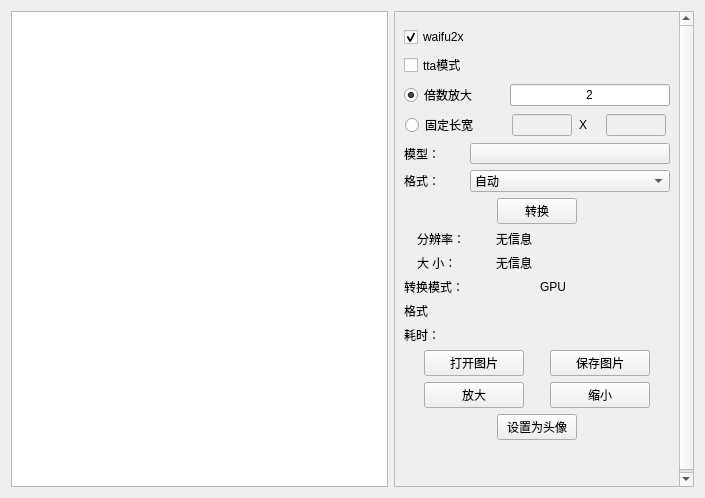
Before: the Qt Designer form ui/ui_waifu2x_tool.ui in tonquer/JMComic-qt, drawn with Qt 5.
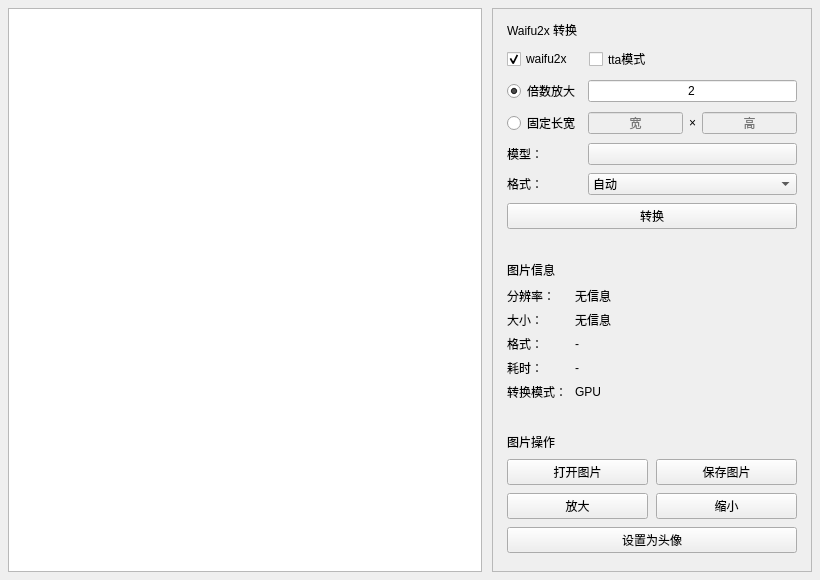
After: the same form once the commit is applied. Custom widgets are drawn as their Qt base class.

The edit to the form file:
```diff
--- a/ui/ui_waifu2x_tool.ui
+++ b/ui/ui_waifu2x_tool.ui
@@ -6,27 +6,54 @@
    <rect>
     <x>0</x>
     <y>0</y>
-    <width>705</width>
-    <height>498</height>
+    <width>820</width>
+    <height>580</height>
    </rect>
   </property>
   <property name="windowTitle">
    <string>图片查看</string>
   </property>
-  <layout class="QGridLayout" name="gridLayout">
+  <layout class="QGridLayout" name="gridLayout" columnstretch="1,0">
+   <property name="leftMargin">
+    <number>8</number>
+   </property>
+   <property name="topMargin">
+    <number>8</number>
+   </property>
+   <property name="rightMargin">
+    <number>8</number>
+   </property>
+   <property name="bottomMargin">
+    <number>8</number>
+   </property>
+   <property name="horizontalSpacing">
+    <number>10</number>
+   </property>
    <item row="0" column="0">
     <widget class="QGraphicsView" name="graphicsView"/>
    </item>
    <item row="0" column="1">
     <layout class="QVBoxLayout" name="verticalLayout">
+     <property name="spacing">
+      <number>0</number>
+     </property>
      <item>
       <widget class="SmoothScrollArea" name="scrollArea">
-       <property name="maximumSize">
+       <property name="minimumSize">
         <size>
          <width>300</width>
+         <height>0</height>
+        </size>
+       </property>
+       <property name="maximumSize">
+        <size>
+         <width>320</width>
          <height>16777215</height>
         </size>
        </property>
+       <property name="horizontalScrollBarPolicy">
+        <enum>Qt::ScrollBarPolicy::ScrollBarAlwaysOff</enum>
+       </property>
        <property name="widgetResizable">
         <bool>true</bool>
        </property>
@@ -35,28 +62,64 @@
          <rect>
           <x>0</x>
           <y>0</y>
-          <width>281</width>
-          <height>480</height>
+          <width>300</width>
+          <height>564</height>
          </rect>
         </property>
         <layout class="QVBoxLayout" name="verticalLayout_4">
+         <property name="spacing">
+          <number>10</number>
+         </property>
+         <property name="leftMargin">
+          <number>2</number>
+         </property>
+         <property name="topMargin">
+          <number>2</number>
+         </property>
+         <property name="rightMargin">
+          <number>2</number>
+         </property>
+         <property name="bottomMargin">
+          <number>2</number>
+         </property>
          <item>
+          <widget class="QFrame" name="convertCard">
+           <property name="role" stdset="0">
+            <string notr="true">card</string>
+           </property>
           <layout class="QVBoxLayout" name="verticalLayout_2">
+            <property name="spacing">
+             <number>8</number>
+            </property>
+            <property name="leftMargin">
+             <number>12</number>
+            </property>
+            <property name="topMargin">
+             <number>10</number>
+            </property>
+            <property name="rightMargin">
+             <number>12</number>
+            </property>
+            <property name="bottomMargin">
+             <number>12</number>
+            </property>
            <item>
-            <widget class="Line" name="line_5">
-             <property name="orientation">
-              <enum>Qt::Vertical</enum>
+             <widget class="QLabel" name="convertTitleLabel">
+              <property name="role" stdset="0">
+               <string notr="true">sectionTitle</string>
+              </property>
+              <property name="text">
+               <string>Waifu2x 转换</string>
              </property>
             </widget>
            </item>
+            <item>
+             <layout class="QHBoxLayout" name="switchLayout">
+              <property name="spacing">
+               <number>16</number>
+              </property>
            <item>
             <widget class="QCheckBox" name="checkBox">
-             <property name="maximumSize">
-              <size>
-               <width>100</width>
-               <height>16777215</height>
-              </size>
-             </property>
              <property name="text">
               <string>waifu2x</string>
              </property>
@@ -65,14 +128,8 @@
              </property>
             </widget>
            </item>
-           <item alignment="Qt::AlignLeft">
+              <item>
             <widget class="QCheckBox" name="ttaModel">
-             <property name="maximumSize">
-              <size>
-               <width>100</width>
-               <height>16777215</height>
-              </size>
-             </property>
              <property name="toolTip">
               <string>画质提升，耗时增加</string>
              </property>
@@ -82,15 +139,30 @@
             </widget>
            </item>
            <item>
-            <layout class="QHBoxLayout" name="horizontalLayout_3">
-             <item alignment="Qt::AlignLeft">
+               <spacer name="switchSpacer">
+                <property name="orientation">
+                 <enum>Qt::Orientation::Horizontal</enum>
+                </property>
+                <property name="sizeHint" stdset="0">
+                 <size>
+                  <width>10</width>
+                  <height>20</height>
+                 </size>
+                </property>
+               </spacer>
+              </item>
+             </layout>
+            </item>
+            <item>
+             <layout class="QGridLayout" name="convertFormLayout" columnstretch="0,1">
+              <property name="horizontalSpacing">
+               <number>8</number>
+              </property>
+              <property name="verticalSpacing">
+               <number>8</number>
+              </property>
+              <item row="0" column="0">
               <widget class="QRadioButton" name="scaleRadio">
-               <property name="maximumSize">
-                <size>
-                 <width>100</width>
-                 <height>16777215</height>
-                </size>
-               </property>
                <property name="text">
                 <string>倍数放大</string>
                </property>
@@ -102,14 +174,8 @@
                </attribute>
               </widget>
              </item>
-             <item>
+              <item row="0" column="1">
               <widget class="QLineEdit" name="scaleEdit">
-               <property name="maximumSize">
-                <size>
-                 <width>160</width>
-                 <height>16777215</height>
-                </size>
-               </property>
                <property name="text">
                 <string>2</string>
                </property>
@@ -118,18 +184,8 @@
                </property>
               </widget>
              </item>
-            </layout>
-           </item>
-           <item>
-            <layout class="QHBoxLayout" name="horizontalLayout_4">
-             <item>
+              <item row="1" column="0">
               <widget class="QRadioButton" name="heighRadio">
-               <property name="maximumSize">
-                <size>
-                 <width>100</width>
-                 <height>16777215</height>
-                </size>
-               </property>
                <property name="text">
                 <string>固定长宽</string>
                </property>
@@ -138,32 +194,34 @@
                </attribute>
               </widget>
              </item>
+              <item row="1" column="1">
+               <layout class="QHBoxLayout" name="horizontalLayout_4">
+                <property name="spacing">
+                 <number>6</number>
+                </property>
              <item>
               <widget class="QLineEdit" name="widthEdit">
                <property name="enabled">
                 <bool>false</bool>
                </property>
-               <property name="maximumSize">
-                <size>
-                 <width>60</width>
-                 <height>16777215</height>
-                </size>
-               </property>
                <property name="alignment">
-                <set>Qt::AlignCenter</set>
+                   <set>Qt::AlignmentFlag::AlignCenter</set>
+                  </property>
+                  <property name="placeholderText">
+                   <string>宽</string>
                </property>
               </widget>
              </item>
              <item>
               <widget class="QLabel" name="label_2">
-               <property name="maximumSize">
-                <size>
-                 <width>20</width>
-                 <height>16777215</height>
-                </size>
+                  <property name="role" stdset="0">
+                   <string notr="true">muted</string>
                </property>
                <property name="text">
-                <string>X</string>
+                   <string>×</string>
+                  </property>
+                  <property name="alignment">
+                   <set>Qt::AlignmentFlag::AlignCenter</set>
                </property>
               </widget>
              </item>
@@ -172,65 +230,57 @@
                <property name="enabled">
                 <bool>false</bool>
                </property>
-               <property name="maximumSize">
-                <size>
-                 <width>60</width>
-                 <height>16777215</height>
-                </size>
-               </property>
                <property name="alignment">
-                <set>Qt::AlignCenter</set>
+                   <set>Qt::AlignmentFlag::AlignCenter</set>
+                  </property>
+                  <property name="placeholderText">
+                   <string>高</string>
                </property>
               </widget>
              </item>
             </layout>
            </item>
-           <item>
-            <layout class="QHBoxLayout" name="horizontalLayout_6">
-             <item>
+              <item row="2" column="0">
               <widget class="QLabel" name="label_5">
-               <property name="maximumSize">
-                <size>
-                 <width>60</width>
-                 <height>16777215</height>
-                </size>
+                <property name="role" stdset="0">
+                 <string notr="true">muted</string>
                </property>
                <property name="text">
                 <string>模型：</string>
                </property>
               </widget>
              </item>
-             <item>
+              <item row="2" column="1">
               <widget class="QPushButton" name="modelName">
-               <property name="font">
-                <font>
-                 <pointsize>8</pointsize>
-                </font>
+                <property name="sizePolicy">
+                 <sizepolicy hsizetype="Expanding" vsizetype="Fixed">
+                  <horstretch>0</horstretch>
+                  <verstretch>0</verstretch>
+                 </sizepolicy>
                </property>
                <property name="text">
                 <string/>
                </property>
               </widget>
              </item>
-            </layout>
-           </item>
-           <item>
-            <layout class="QHBoxLayout" name="horizontalLayout_7">
-             <item>
+              <item row="3" column="0">
               <widget class="QLabel" name="label_3">
-               <property name="maximumSize">
-                <size>
-                 <width>60</width>
-                 <height>16777215</height>
-                </size>
+                <property name="role" stdset="0">
+                 <string notr="true">muted</string>
                </property>
                <property name="text">
                 <string>格式：</string>
                </property>
               </widget>
              </item>
-             <item>
+              <item row="3" column="1">
               <widget class="QComboBox" name="fmtComboBox">
+                <property name="sizePolicy">
+                 <sizepolicy hsizetype="Expanding" vsizetype="Fixed">
+                  <horstretch>0</horstretch>
+                  <verstretch>0</verstretch>
+                 </sizepolicy>
+                </property>
                <item>
                 <property name="text">
                  <string>自动</string>
@@ -260,13 +310,16 @@
              </item>
             </layout>
            </item>
-           <item alignment="Qt::AlignHCenter">
+            <item>
             <widget class="QPushButton" name="changeButton">
-             <property name="maximumSize">
-              <size>
-               <width>100</width>
-               <height>16777215</height>
-              </size>
+              <property name="sizePolicy">
+               <sizepolicy hsizetype="Expanding" vsizetype="Fixed">
+                <horstretch>0</horstretch>
+                <verstretch>0</verstretch>
+               </sizepolicy>
+              </property>
+              <property name="variant" stdset="0">
+               <string notr="true">primary</string>
              </property>
              <property name="text">
               <string>转换</string>
@@ -274,208 +327,246 @@
             </widget>
            </item>
           </layout>
+          </widget>
          </item>
          <item>
+          <widget class="QFrame" name="infoCard">
+           <property name="role" stdset="0">
+            <string notr="true">card</string>
+           </property>
           <layout class="QVBoxLayout" name="verticalLayout_3">
+            <property name="spacing">
+             <number>8</number>
+            </property>
+            <property name="leftMargin">
+             <number>12</number>
+            </property>
+            <property name="topMargin">
+             <number>10</number>
+            </property>
+            <property name="rightMargin">
+             <number>12</number>
+            </property>
+            <property name="bottomMargin">
+             <number>12</number>
+            </property>
            <item>
-            <layout class="QHBoxLayout" name="horizontalLayout_8">
+             <widget class="QLabel" name="infoTitleLabel">
+              <property name="role" stdset="0">
+               <string notr="true">sectionTitle</string>
+              </property>
+              <property name="text">
+               <string>图片信息</string>
+              </property>
+             </widget>
+            </item>
              <item>
+             <layout class="QGridLayout" name="infoGridLayout" columnstretch="0,1">
+              <property name="horizontalSpacing">
+               <number>8</number>
+              </property>
+              <property name="verticalSpacing">
+               <number>6</number>
+              </property>
+              <item row="0" column="0">
               <widget class="QLabel" name="label_8">
-               <property name="maximumSize">
-                <size>
-                 <width>60</width>
-                 <height>16777215</height>
-                </size>
+                <property name="role" stdset="0">
+                 <string notr="true">muted</string>
                </property>
                <property name="text">
                 <string>分辨率：</string>
                </property>
-              </widget>
-             </item>
-             <item>
+                <property name="alignment">
+                 <set>Qt::AlignmentFlag::AlignLeading|Qt::AlignmentFlag::AlignLeft|Qt::AlignmentFlag::AlignTop</set>
+                </property>
+               </widget>
+              </item>
+              <item row="0" column="1">
               <widget class="QLabel" name="resolutionLabel">
-               <property name="maximumSize">
-                <size>
-                 <width>160</width>
-                 <height>16777215</height>
-                </size>
-               </property>
                <property name="text">
                 <string>无信息</string>
                </property>
-              </widget>
-             </item>
-            </layout>
-           </item>
-           <item>
-            <layout class="QHBoxLayout" name="horizontalLayout_9">
-             <item>
+                <property name="wordWrap">
+                 <bool>true</bool>
+                </property>
+               </widget>
+              </item>
+              <item row="1" column="0">
               <widget class="QLabel" name="label_10">
-               <property name="maximumSize">
-                <size>
-                 <width>60</width>
-                 <height>16777215</height>
-                </size>
+                <property name="role" stdset="0">
+                 <string notr="true">muted</string>
                </property>
                <property name="text">
-                <string>大 小：</string>
+                 <string>大小：</string>
+                </property>
+                <property name="alignment">
+                 <set>Qt::AlignmentFlag::AlignLeading|Qt::AlignmentFlag::AlignLeft|Qt::AlignmentFlag::AlignTop</set>
                </property>
               </widget>
              </item>
-             <item>
+              <item row="1" column="1">
               <widget class="QLabel" name="sizeLabel">
-               <property name="maximumSize">
-                <size>
-                 <width>160</width>
-                 <height>16777215</height>
-                </size>
-               </property>
                <property name="text">
                 <string>无信息</string>
                </property>
-              </widget>
-             </item>
-            </layout>
-           </item>
-           <item>
-            <layout class="QHBoxLayout" name="horizontalLayout_11">
-             <item alignment="Qt::AlignLeft">
-              <widget class="QLabel" name="label_9">
-               <property name="maximumSize">
-                <size>
-                 <width>60</width>
-                 <height>16777215</height>
-                </size>
-               </property>
-               <property name="text">
-                <string>转换模式：</string>
-               </property>
-              </widget>
-             </item>
-             <item>
-              <widget class="QLabel" name="gpuLabel">
-               <property name="maximumSize">
-                <size>
-                 <width>150</width>
-                 <height>16777215</height>
-                </size>
-               </property>
-               <property name="text">
-                <string>GPU</string>
-               </property>
                <property name="wordWrap">
                 <bool>true</bool>
                </property>
               </widget>
              </item>
-            </layout>
-           </item>
-           <item>
-            <layout class="QHBoxLayout" name="horizontalLayout">
-             <item>
+              <item row="2" column="0">
               <widget class="QLabel" name="label">
-               <property name="maximumSize">
-                <size>
-                 <width>60</width>
-                 <height>16777215</height>
-                </size>
+                <property name="role" stdset="0">
+                 <string notr="true">muted</string>
                </property>
                <property name="text">
-                <string>格式</string>
+                 <string>格式：</string>
+                </property>
+                <property name="alignment">
+                 <set>Qt::AlignmentFlag::AlignLeading|Qt::AlignmentFlag::AlignLeft|Qt::AlignmentFlag::AlignTop</set>
                </property>
               </widget>
              </item>
-             <item>
+              <item row="2" column="1">
               <widget class="QLabel" name="format">
                <property name="text">
-                <string/>
+                 <string>-</string>
                </property>
               </widget>
              </item>
-            </layout>
-           </item>
-           <item>
-            <layout class="QHBoxLayout" name="horizontalLayout_10">
-             <item alignment="Qt::AlignLeft">
+              <item row="3" column="0">
               <widget class="QLabel" name="label_6">
-               <property name="maximumSize">
-                <size>
-                 <width>60</width>
-                 <height>16777215</height>
-                </size>
+                <property name="role" stdset="0">
+                 <string notr="true">muted</string>
                </property>
                <property name="text">
                 <string>耗时：</string>
                </property>
-              </widget>
-             </item>
-             <item>
+                <property name="alignment">
+                 <set>Qt::AlignmentFlag::AlignLeading|Qt::AlignmentFlag::AlignLeft|Qt::AlignmentFlag::AlignTop</set>
+                </property>
+               </widget>
+              </item>
+              <item row="3" column="1">
               <widget class="QLabel" name="tickLabel">
-               <property name="maximumSize">
-                <size>
-                 <width>160</width>
-                 <height>16777215</height>
-                </size>
-               </property>
+                <property name="text">
+                 <string>-</string>
+                </property>
+               </widget>
+              </item>
+              <item row="4" column="0">
+               <widget class="QLabel" name="label_9">
+                <property name="role" stdset="0">
+                 <string notr="true">muted</string>
+                </property>
                <property name="text">
-                <string/>
-               </property>
-              </widget>
-             </item>
-            </layout>
-           </item>
+                 <string>转换模式：</string>
+                </property>
+                <property name="alignment">
+                 <set>Qt::AlignmentFlag::AlignLeading|Qt::AlignmentFlag::AlignLeft|Qt::AlignmentFlag::AlignTop</set>
+                </property>
+               </widget>
+              </item>
+              <item row="4" column="1">
+               <widget class="QLabel" name="gpuLabel">
+                <property name="text">
+                 <string>GPU</string>
+                </property>
+                <property name="wordWrap">
+                 <bool>true</bool>
+                </property>
+               </widget>
+              </item>
+             </layout>
+            </item>
+           </layout>
+          </widget>
+         </item>
            <item>
-            <layout class="QHBoxLayout" name="horizontalLayout_2">
+          <widget class="QFrame" name="actionCard">
+           <property name="role" stdset="0">
+            <string notr="true">card</string>
+           </property>
+           <layout class="QVBoxLayout" name="actionLayout">
+            <property name="spacing">
+             <number>8</number>
+            </property>
+            <property name="leftMargin">
+             <number>12</number>
+            </property>
+            <property name="topMargin">
+             <number>10</number>
+            </property>
+            <property name="rightMargin">
+             <number>12</number>
+            </property>
+            <property name="bottomMargin">
+             <number>12</number>
+            </property>
              <item>
+             <widget class="QLabel" name="actionTitleLabel">
+              <property name="role" stdset="0">
+               <string notr="true">sectionTitle</string>
+              </property>
+              <property name="text">
+               <string>图片操作</string>
+              </property>
+             </widget>
+            </item>
+            <item>
+             <layout class="QGridLayout" name="actionGridLayout" columnstretch="1,1">
+              <property name="horizontalSpacing">
+               <number>8</number>
+              </property>
+              <property name="verticalSpacing">
+               <number>8</number>
+              </property>
+              <item row="0" column="0">
               <widget class="QPushButton" name="oepnButton">
-               <property name="maximumSize">
-                <size>
-                 <width>100</width>
-                 <height>16777215</height>
-                </size>
+                <property name="sizePolicy">
+                 <sizepolicy hsizetype="Expanding" vsizetype="Fixed">
+                  <horstretch>0</horstretch>
+                  <verstretch>0</verstretch>
+                 </sizepolicy>
                </property>
                <property name="text">
                 <string>打开图片</string>
                </property>
               </widget>
              </item>
-             <item>
+              <item row="0" column="1">
               <widget class="QPushButton" name="saveButton">
-               <property name="maximumSize">
-                <size>
-                 <width>100</width>
-                 <height>16777215</height>
-                </size>
+                <property name="sizePolicy">
+                 <sizepolicy hsizetype="Expanding" vsizetype="Fixed">
+                  <horstretch>0</horstretch>
+                  <verstretch>0</verstretch>
+                 </sizepolicy>
                </property>
                <property name="text">
                 <string>保存图片</string>
                </property>
               </widget>
              </item>
-            </layout>
-           </item>
-           <item>
-            <layout class="QHBoxLayout" name="horizontalLayout_5">
-             <item>
+              <item row="1" column="0">
               <widget class="QPushButton" name="pushButton">
-               <property name="maximumSize">
-                <size>
-                 <width>100</width>
-                 <height>16777215</height>
-                </size>
+                <property name="sizePolicy">
+                 <sizepolicy hsizetype="Expanding" vsizetype="Fixed">
+                  <horstretch>0</horstretch>
+                  <verstretch>0</verstretch>
+                 </sizepolicy>
                </property>
                <property name="text">
                 <string>放大</string>
                </property>
               </widget>
              </item>
-             <item>
+              <item row="1" column="1">
               <widget class="QPushButton" name="pushButton_3">
-               <property name="maximumSize">
-                <size>
-                 <width>100</width>
-                 <height>16777215</height>
-                </size>
+                <property name="sizePolicy">
+                 <sizepolicy hsizetype="Expanding" vsizetype="Fixed">
+                  <horstretch>0</horstretch>
+                  <verstretch>0</verstretch>
+                 </sizepolicy>
                </property>
                <property name="text">
                 <string>缩小</string>
@@ -484,13 +575,13 @@
              </item>
             </layout>
            </item>
-           <item alignment="Qt::AlignHCenter">
+            <item>
             <widget class="QPushButton" name="headButton">
-             <property name="maximumSize">
-              <size>
-               <width>100</width>
-               <height>16777215</height>
-              </size>
+              <property name="sizePolicy">
+               <sizepolicy hsizetype="Expanding" vsizetype="Fixed">
+                <horstretch>0</horstretch>
+                <verstretch>0</verstretch>
+               </sizepolicy>
              </property>
              <property name="text">
               <string>设置为头像</string>
@@ -498,6 +589,7 @@
             </widget>
            </item>
           </layout>
+          </widget>
          </item>
          <item>
           <spacer name="verticalSpacer">
@@ -507,7 +599,7 @@
            <property name="sizeHint" stdset="0">
             <size>
              <width>20</width>
-             <height>40</height>
+             <height>0</height>
             </size>
            </property>
           </spacer>
```
Left out of the diff: 144 changed lines with no effect on the pictures. Lines whose indentation alone changed are shown as unchanged.
